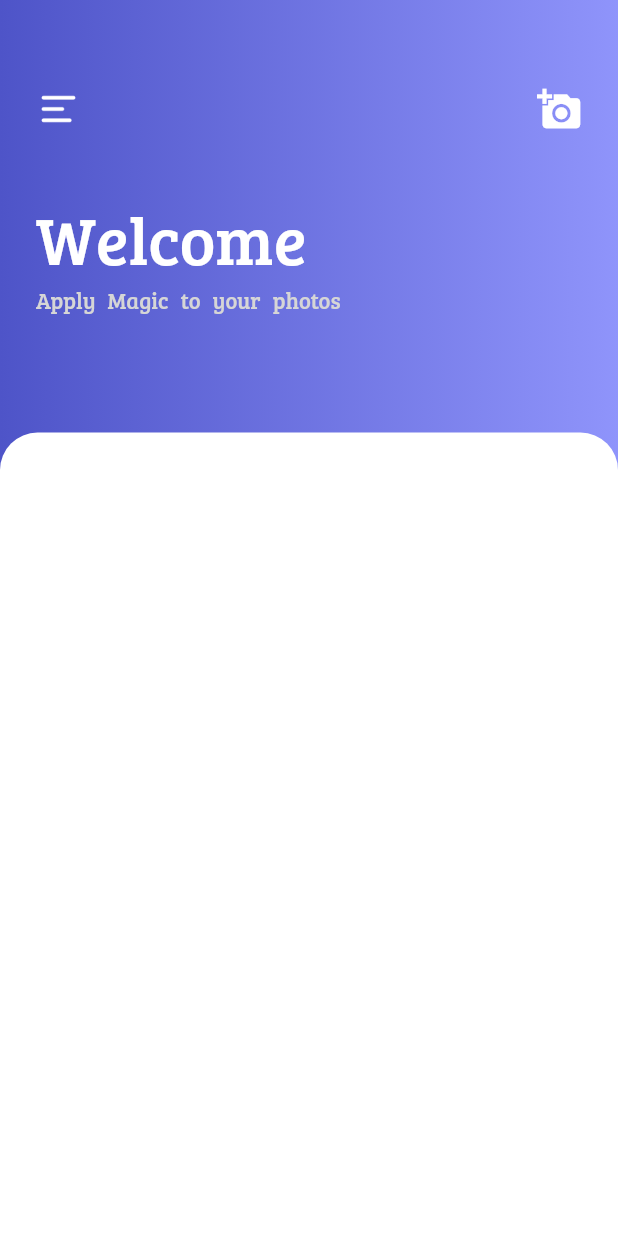
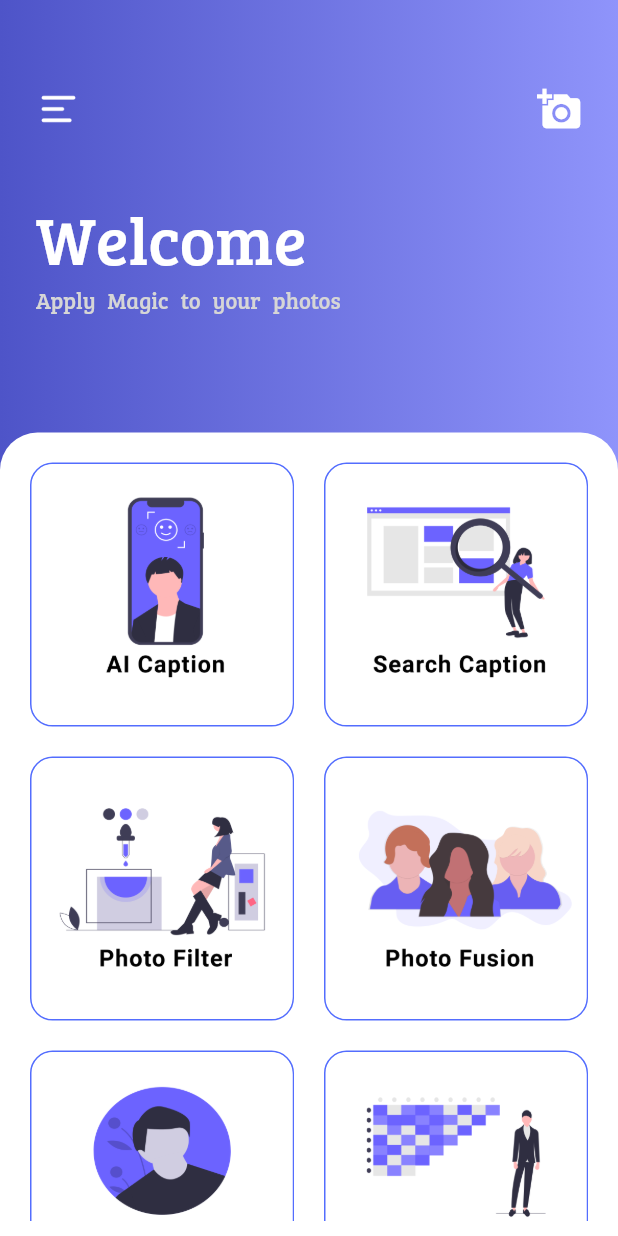
Before and after one commit to plug-in-pow/Qpic, a Flutter app: the Home screen opened directly, on a phone screen of 412 x 824 dp. Run offline on Flutter 3.47's test engine with Material 2 defaults, Android fonts, the phone set to English and light mode, and no system bars; our stand-ins replace shared_preferences; accounts and stored records are empty.

Commit message:
Day 2 : Made Home Page and added navicgation animation

```diff
--- a/lib/components/home.dart
+++ b/lib/components/home.dart
@@ -4,13 +4,72 @@ import 'package:flutter/material.dart';
 import 'package:smart_ai_captioner/components/home_components/home_upper.dart';
 import 'package:smart_ai_captioner/components/home_components/home_lower.dart';
 
-class Home extends StatelessWidget {
+class Home extends StatefulWidget {
+  @override
+  _HomeState createState() => _HomeState();
+}
+
+class _HomeState extends State<Home> with SingleTickerProviderStateMixin {
+  final double maxSlide = 225.0;
+  AnimationController animationController;
+
+  @override
+  void initState() {
+    super.initState();
+    animationController = AnimationController(
+      vsync: this,
+      duration: Duration(milliseconds: 250),
+    );
+  }
+
+  void toggleState() => animationController.isDismissed
+      ? animationController.forward()
+      : animationController.reverse();
+
   @override
   Widget build(BuildContext context) {
-    return Scaffold(
-      body: new Stack(
-        children: <Widget>[HomeUpper(), HomeLower()],
-      ),
+    return AnimatedBuilder(
+      animation: animationController,
+      builder: (context, _) {
+        double slide = maxSlide * animationController.value;
+        double scale = 1 - (animationController.value * 0.3);
+        return Scaffold(
+          backgroundColor: Colors.blueAccent,
+          body: Stack(children: <Widget>[
+            Container(
+              child: Padding(
+                padding: const EdgeInsets.all(70.0),
+                child: Column(
+                  mainAxisAlignment: MainAxisAlignment.spaceEvenly,
+                  children: <Widget>[
+                    Text("Foto App"),
+                    Text("Foto App"),
+                    Text("Foto App"),
+                    Text("Foto App"),
+                    Text("Foto App"),
+                  ],
+                ),
+              ),
+            ),
+            Transform(
+              transform: Matrix4.identity()
+                ..translate(slide)
+                ..scale(scale),
+              alignment: Alignment.centerLeft,
+              child: Scaffold(
+                body: new Stack(
+                  children: <Widget>[
+                    HomeUpper(toggle: () {
+                      toggleState();
+                    }),
+                    HomeLower()
+                  ],
+                ),
+              ),
+            ),
+          ]),
+        );
+      },
     );
   }
 }
--- a/lib/components/home_components/home_lower.dart
+++ b/lib/components/home_components/home_lower.dart
@@ -1,4 +1,5 @@
 import 'package:flutter/material.dart';
+import 'package:smart_ai_captioner/data/grid_data.dart';
 
 class HomeLower extends StatefulWidget {
   @override
@@ -17,7 +18,66 @@ class _HomeLowerState extends State<HomeLower> {
             borderRadius: BorderRadius.only(
                 topLeft: Radius.circular(25.0),
                 topRight: Radius.circular(25.0))),
+        child: GridList(),
       ),
     );
   }
 }
+
+class GridList extends StatefulWidget {
+  @override
+  _GridListState createState() => _GridListState();
+}
+
+class _GridListState extends State<GridList> {
+  List<GridModel> grids = new List<GridModel>();
+
+  @override
+  void initState() {
+    super.initState();
+    grids = getGrids();
+  }
+
+  @override
+  Widget build(BuildContext context) {
+    return Container(
+      color: Colors.transparent,
+      margin: EdgeInsets.symmetric(horizontal: 10, vertical: 10),
+      child: GridView.builder(
+        physics: ScrollPhysics(),
+        shrinkWrap: true,
+        itemCount: grids.length,
+        gridDelegate:
+            SliverGridDelegateWithFixedCrossAxisCount(crossAxisCount: 2),
+        itemBuilder: (context, index) {
+          return GestureDetector(
+              onTap: () {
+                debugPrint("hello");
+              },
+              child: GridCard(imageAsset: grids[index].getImagePath()));
+        },
+      ),
+    );
+  }
+}
+
+class GridCard extends StatelessWidget {
+  final String imageAsset, title;
+  GridCard({this.imageAsset, this.title});
+
+  @override
+  Widget build(BuildContext context) {
+    return Container(
+        margin: EdgeInsets.symmetric(horizontal: 10, vertical: 10),
+        decoration: BoxDecoration(
+          border: Border.all(color: Colors.indigoAccent),
+          borderRadius: BorderRadius.all(Radius.circular(15.0)),
+        ),
+        child: ClipRRect(
+            borderRadius: BorderRadius.circular(15.0),
+            child: Image.asset(
+              imageAsset,
+              fit: BoxFit.fill,
+            )));
+  }
+}
--- a/lib/components/home_components/home_upper.dart
+++ b/lib/components/home_components/home_upper.dart
@@ -1,6 +1,8 @@
 import 'package:flutter/material.dart';
 
 class HomeUpper extends StatefulWidget {
+  const HomeUpper({this.toggle});
+  final ToggleCallback toggle;
   @override
   _HomeUpperState createState() => _HomeUpperState();
 }
@@ -25,11 +27,14 @@ class _HomeUpperState extends State<HomeUpper> {
             child: Row(
               mainAxisAlignment: MainAxisAlignment.spaceBetween,
               children: <Widget>[
-                Image.asset(
-                  'assets/icons/align-left.png',
-                  color: Colors.white,
-                  height: 30,
-                  width: 30,
+                GestureDetector(
+                  onTap: widget.toggle,
+                  child: Image.asset(
+                    'assets/icons/align-left.png',
+                    color: Colors.white,
+                    height: 30,
+                    width: 30,
+                  ),
                 ),
                 Icon(
                   Icons.add_a_photo,
@@ -63,3 +68,5 @@ class _HomeUpperState extends State<HomeUpper> {
     );
   }
 }
+
+typedef ToggleCallback = void Function();
--- /dev/null
+++ b/lib/data/grid_data.dart
@@ -0,0 +1,43 @@
+class GridModel {
+  String imagePath;
+
+  GridModel({this.imagePath});
+
+  void setImageAssetPath(String getImagePath) {
+    imagePath = getImagePath;
+  }
+
+  String getImagePath() {
+    return imagePath;
+  }
+}
+
+List<GridModel> getGrids() {
+  List<GridModel> grids = new List<GridModel>();
+  GridModel gridModel = new GridModel();
+
+  gridModel.setImageAssetPath('assets/Ai_caption.png');
+  grids.add(gridModel);
+
+  gridModel = new GridModel();
+  gridModel.setImageAssetPath('assets/searchCaption.png');
+  grids.add(gridModel);
+
+  gridModel = new GridModel();
+  gridModel.setImageAssetPath('assets/filter.png');
+  grids.add(gridModel);
+
+  gridModel = new GridModel();
+  gridModel.setImageAssetPath('assets/fusion.png');
+  grids.add(gridModel);
+
+  gridModel = new GridModel();
+  gridModel.setImageAssetPath('assets/bgEdit.png');
+  grids.add(gridModel);
+
+  gridModel = new GridModel();
+  gridModel.setImageAssetPath('assets/ascii.png');
+  grids.add(gridModel);
+
+  return grids;
+}
--- a/lib/main.dart
+++ b/lib/main.dart
@@ -1,5 +1,6 @@
 import 'dart:async';
 import 'package:flutter/material.dart';
+import 'package:flutter/services.dart';
 import 'package:shared_preferences/shared_preferences.dart';
 
 // Transition Route
@@ -16,6 +17,10 @@ void main() {
 class MyApp extends StatelessWidget {
   @override
   Widget build(BuildContext context) {
+    SystemChrome.setPreferredOrientations([
+      DeviceOrientation.portraitUp,
+      DeviceOrientation.portraitDown,
+    ]);
     return MaterialApp(
       theme: ThemeData(fontFamily: 'Bree Serif'),
       title: 'Ai App',
```
Also changed, not shown: assets/Ai_caption.png (added), assets/ascii.png (added), assets/bgEdit.png (added), assets/filter.png (added), assets/fusion.png (added), assets/searchCaption.png (added).
